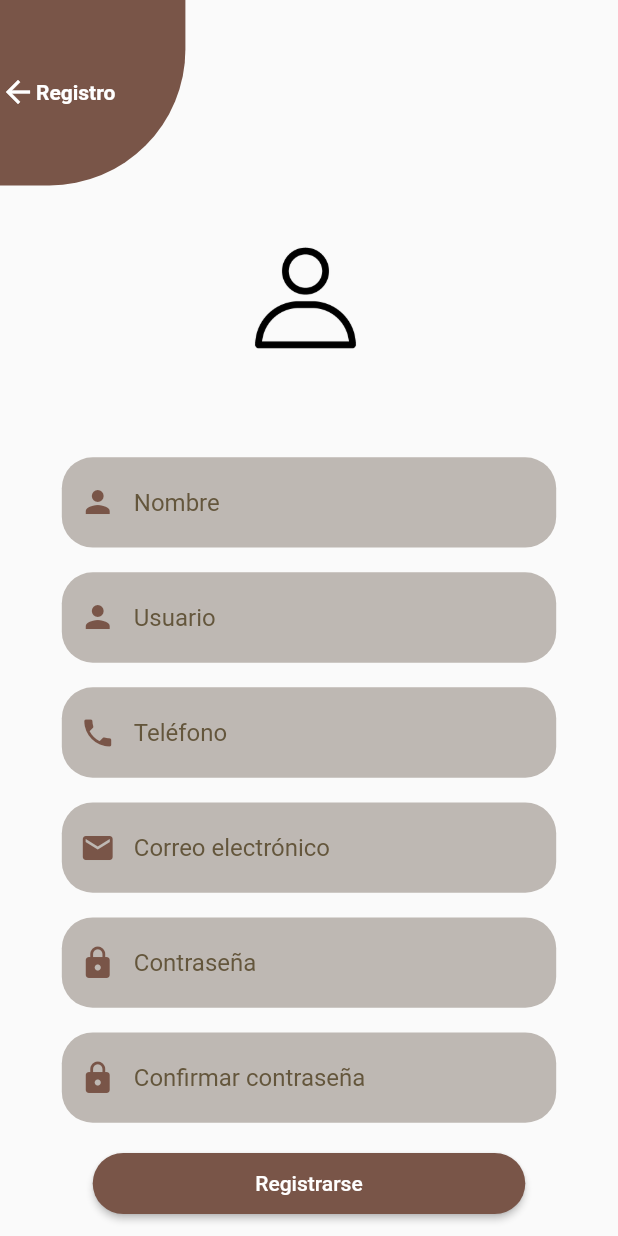
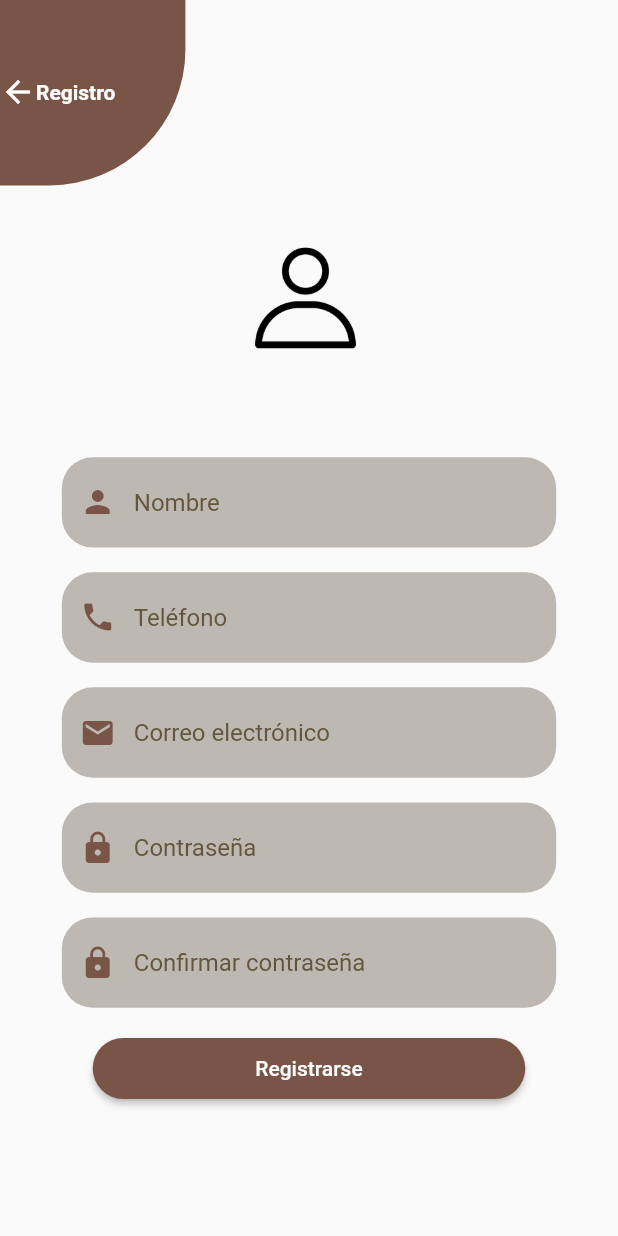
Before and after one commit to AlonsoIbarra/Flutter-App-Chat, a Flutter app: the RegisterPage screen opened by its route, on a phone screen of 412 x 824 dp. Run offline on Flutter 3.47's test engine with Material 2 defaults, Android fonts, the phone set to English and light mode, and no system bars; our stand-ins replace dio, freezed_annotation, get, get_storage, image_picker, sizer; accounts and stored records are empty; generated files the repository leaves out were written again.

```diff
--- a/flutter_chat/lib/src/domain/models/user/user.dart
+++ b/flutter_chat/lib/src/domain/models/user/user.dart
@@ -14,7 +14,6 @@ class User with _$User {
   factory User({
     @StringToIntConverter()
         int? id,
-    required String user,
     required String email,
     required String name,
     required String phone,
--- a/flutter_chat/lib/src/ui/register/widgets/register_form.dart
+++ b/flutter_chat/lib/src/ui/register/widgets/register_form.dart
@@ -3,8 +3,7 @@ import 'dart:io';
 import 'package:flutter/material.dart';
 import 'package:flutter_chat/src/config/utils/app_colors.dart';
 import 'package:flutter_chat/src/ui/register/register_controller.dart';
-import 'package:get/get_state_manager/get_state_manager.dart';
-import 'package:get/utils.dart';
+import 'package:get/get.dart';
 import 'package:sizer/sizer.dart';
 
 import '../../../config/utils/app_image_routes.dart';
@@ -60,40 +59,6 @@ class RegisterForm extends StatelessWidget {
               ),
               decoration: InputDecoration(
                 hintText: 'Nombre',
-                border: InputBorder.none,
-                contentPadding: EdgeInsets.all(5.w),
-                prefixIcon: Icon(
-                  Icons.person,
-                  color: AppColors.primaryColor,
-                ),
-                hintStyle: TextStyle(
-                  color: AppColors.primaryColorDark,
-                ),
-              ),
-            ),
-          ),
-          SizedBox(
-            height: 2.h,
-          ),
-          Container(
-            decoration: BoxDecoration(
-              color: AppColors.primaryOpacityColor,
-              borderRadius: BorderRadius.circular(5.w),
-            ),
-            margin: EdgeInsets.symmetric(horizontal: 10.w),
-            child: TextFormField(
-              validator: (value) {
-                if (GetUtils.isNullOrBlank(value) ?? false) {
-                  return 'Ingrese usuario';
-                }
-                return null;
-              },
-              controller: registerController.userController,
-              style: TextStyle(
-                color: AppColors.textColor,
-              ),
-              decoration: InputDecoration(
-                hintText: 'Usuario',
                 border: InputBorder.none,
                 contentPadding: EdgeInsets.all(5.w),
                 prefixIcon: Icon(
@@ -275,6 +240,10 @@ class RegisterForm extends StatelessWidget {
                 ),
               ),
               onPressed: () async {
+                if (registerController.profileImagePath.value.isEmpty) {
+                  Get.snackbar('Ops!', 'Por favor agrege foto de perfil.');
+                  return;
+                }
                 if (registerFormKey.currentState?.validate() ?? false) {
                   registerController.register();
                 }
```
